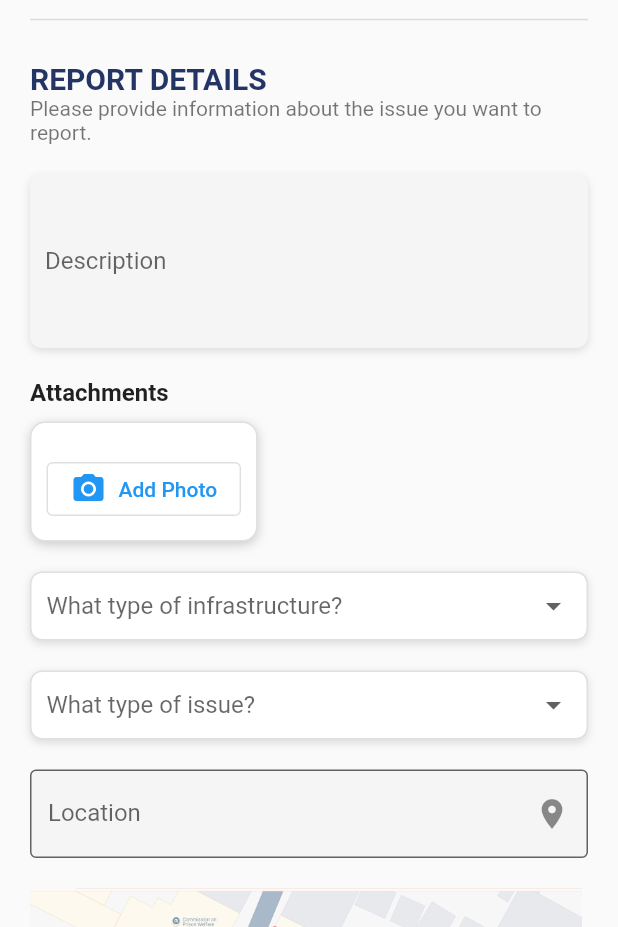
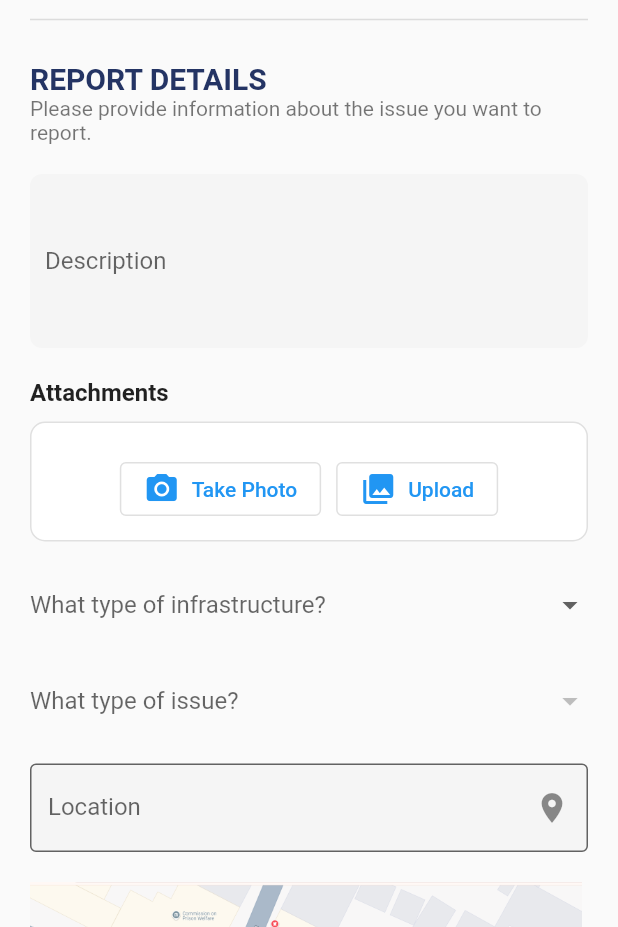
Before and after one commit to jelomiranda/CIPHIR-Mobile-App, a Flutter app: the Report screen opened directly, on a phone screen of 412 x 824 dp, the part 309-1236 px from its top. Run offline on Flutter 3.47's test engine with Material 2 defaults, Android fonts, the phone set to English and light mode, and no system bars; our stand-ins replace fluttertoast, image_picker.

Commit message:
feature: upload images backend

```diff
--- a/lib/main.dart
+++ b/lib/main.dart
@@ -1,4 +1,5 @@
 import 'package:ciphir_mobile/screens/camera.dart';
+import 'package:ciphir_mobile/screens/home.dart';
 import 'package:ciphir_mobile/screens/login.dart';
 import 'package:ciphir_mobile/screens/profile.dart';
 import 'package:flutter/material.dart';
@@ -24,6 +25,7 @@ class MainApp extends StatelessWidget {
         '/profile': (context) =>
             const Profile(), // Named route for profile screen
         '/camera': (context) => const Camera(),
+         '/home': (context) => Home(),
       },
       initialRoute: '/login', // Set the initial route to the login screen
     );
--- a/lib/screens/profile.dart
+++ b/lib/screens/profile.dart
@@ -26,6 +26,8 @@ class _ProfileState extends State<Profile> {
     _contactController =
         TextEditingController(text: userData['contactNumber'] ?? '');
     _username = userData['username'] ?? '';
+
+    print("output${userData}");
   }
 
   @override
--- a/lib/screens/report.dart
+++ b/lib/screens/report.dart
@@ -1,13 +1,14 @@
 import 'package:flutter/material.dart';
-import 'dart:io'; // For handling File
-import 'package:http/http.dart' as http;
-import 'dart:convert'; // For encoding JSON
-import 'package:ciphir_mobile/backend/LoginService.dart';
-
-
+import 'dart:convert';
+import 'dart:io';
+import 'package:image_picker/image_picker.dart';
+import 'package:path/path.dart' as path;
+import 'package:fluttertoast/fluttertoast.dart';
+import 'package:ciphir_mobile/backend/data_service.dart'; // Import the infrastructure and issue lists
+import 'package:ciphir_mobile/backend/LoginService.dart'; // For accessing currentUser
 
 class Report extends StatefulWidget {
-  final String? imagePath; // Add the image path from the camera
+  final String? imagePath;
 
   const Report({Key? key, this.imagePath}) : super(key: key);
 
@@ -16,83 +17,89 @@ class Report extends StatefulWidget {
 }
 
 class _ReportState extends State<Report> {
- @override
-
-
   TextEditingController _descriptionController = TextEditingController();
-  String? _selectedIssueType;
-  String? _selectedInfrastructureType;
+  String? _selectedInfrastructure;
+  int? _selectedIssue;
+  List<Map<String, dynamic>> _availableIssues = [];
   String _location = 'Choose location on the map...';
-
-  int? _selectedIssueId;
-  int? _selectedInfrastructureId;
-
-  List<Map<String, dynamic>> issueTypes = [
-    {'id': 1, 'type': 'Pothole'},
-    {'id': 2, 'type': 'Cracked Pavement'},
-    {'id': 3, 'type': 'Flooding'},
-    {'id': 4, 'type': 'Faded Lane Marking'},
-    {'id': 5, 'type': 'Broken or Damaged Signage'}
-  ];
-
-  List<Map<String, dynamic>> infrastructureTypes = [
-    {'id': 1, 'type': 'Roads'},
-    {'id': 2, 'type': 'Railways'},
-    {'id': 3, 'type': 'Public Transit System'},
-    {'id': 4, 'type': 'Electric Grids'},
-    {'id': 5, 'type': 'Pipelines'}
-  ];
-
-  String? _imagePath; // Create a new mutable variable for imagePath
+  File? _imageFile; // For the selected image
 
   @override
   void initState() {
     super.initState();
-     print("Current User Data: ${currentUser.toString()}");
-    _imagePath = widget.imagePath; // Initialize the imagePath
   }
 
-  // Function to submit the form data
-  Future<void> submitForm() async {
-    // Check if all fields are filled in
-    if (_selectedIssueId == null || _selectedInfrastructureId == null || _descriptionController.text.isEmpty || _location.isEmpty) {
-      ScaffoldMessenger.of(context).showSnackBar(SnackBar(content: Text("Please fill in all the fields")));
-      return;
+  // Method to fetch issues when infrastructure is selected
+  void _fetchIssuesForInfrastructure(int infrastructureId) {
+    setState(() {
+      _availableIssues = getIssuesForInfrastructure(infrastructureId);
+      _selectedIssue = null; // Reset the issue when infrastructure changes
+    });
   }
 
-    // Prepare the form data
-    Map<String, dynamic> formData = {
-      'resident_id': currentUser['resident_id'], // Placeholder for the current logged-in resident ID
-      'issue_id': _selectedIssueId,
-      'infrastructure_id': _selectedInfrastructureId,
+  // Method to take a photo using the camera
+  Future<void> _takePhoto() async {
+    final pickedFile = await ImagePicker().pickImage(source: ImageSource.camera);
+    setState(() {
+      if (pickedFile != null) {
+        _imageFile = File(pickedFile.path);
+      }
+    });
+  }
+
+  // Method to pick an image from the gallery
+  Future<void> _pickImage() async {
+    final pickedFile = await ImagePicker().pickImage(source: ImageSource.gallery);
+    setState(() {
+      if (pickedFile != null) {
+        _imageFile = File(pickedFile.path);
+      }
+    });
+  }
+
+  // Convert the image to Base64
+  Future<String?> _convertImageToBase64(File? imageFile) async {
+    if (imageFile == null) return null;
+    List<int> imageBytes = await imageFile.readAsBytes();
+    return base64Encode(imageBytes);
+  }
+
+  // Method to submit the report
+  void _submitReport() async {
+    String? base64Image = await _convertImageToBase64(_imageFile);
+
+    if (_selectedInfrastructure != null && _selectedIssue != null) {
+      final data = {
+        'resident_id': currentUser['resident_id'],
+        'infrastructure_id': int.parse(_selectedInfrastructure!), // Convert to int
+        'issue_id': _selectedIssue, // Already int
         'description': _descriptionController.text,
-      'reportDateTime': DateTime.now().toIso8601String(),
-      'reportPhoto': _imagePath != null ? File(_imagePath!).path.split('/').last : '', // Example file path processing
         'reportLocation': _location,
-      'reportStatus': 'Pending',
-      'priorityLevel': 'Medium', // You can adjust this based on user input
+        'reportPhoto': base64Image, // Pass the base64 image if available
       };
 
-    try {
-      var response = await http.post(
-        Uri.parse('https://darkgoldenrod-goose-321756.hostingersite.com/report_issue.php'),
-        headers: {"Content-Type": "application/json"},
-        body: jsonEncode(formData),
+      final response = await DataService.submitReport(data);
+
+      if (response['status'] == 'success') {
+        // Show the toast when the report is successfully submitted
+        Fluttertoast.showToast(
+          msg: "Report successfully submitted!",
+          toastLength: Toast.LENGTH_SHORT,
+          gravity: ToastGravity.BOTTOM,
+          timeInSecForIosWeb: 1,
+          backgroundColor: Colors.green,
+          textColor: Colors.white,
+          fontSize: 16.0,
         );
 
-      if (response.statusCode == 200) {
-        var jsonResponse = jsonDecode(response.body);
-        if (jsonResponse['status'] == 'success') {
-          ScaffoldMessenger.of(context).showSnackBar(SnackBar(content: Text("Report submitted successfully")));
+        // Navigate back to home.dart
+        Navigator.pushNamed(context, '/home');
       } else {
-          ScaffoldMessenger.of(context).showSnackBar(SnackBar(content: Text("Failed to submit report")));
+        // Handle failure
+        print('Failed to submit report');
       }
     } else {
-        ScaffoldMessenger.of(context).showSnackBar(SnackBar(content: Text("Error submitting report")));
-      }
-    } catch (e) {
-      print(e);
-      ScaffoldMessenger.of(context).showSnackBar(SnackBar(content: Text("Error occurred: $e")));
+      print('Please select infrastructure and issue type');
     }
   }
 
@@ -116,12 +123,11 @@ class _ReportState extends State<Report> {
           child: Column(
             crossAxisAlignment: CrossAxisAlignment.start,
             children: [
-              // Move the logo here instead of the AppBar
               Center(
                 child: Image.asset(
                   'assets/images/ciphir_logo2.png',
-                  height: 150, // Set height to 150 as per your requirement
-                  fit: BoxFit.contain, // Ensures the image fits properly
+                  height: 150,
+                  fit: BoxFit.contain,
                 ),
               ),
               const SizedBox(height: 5),
@@ -140,19 +146,11 @@ class _ReportState extends State<Report> {
                 style: TextStyle(fontSize: 14, color: Colors.black54),
               ),
               const SizedBox(height: 20),
-              // Description Box
               Container(
                 padding: const EdgeInsets.symmetric(horizontal: 10),
                 decoration: BoxDecoration(
                   color: Colors.grey[100],
                   borderRadius: BorderRadius.circular(8),
-                  boxShadow: [
-                    BoxShadow(
-                      color: Colors.black12,
-                      blurRadius: 4,
-                      offset: Offset(0, 2),
-                    ),
-                  ],
                 ),
                 child: TextField(
                   controller: _descriptionController,
@@ -165,7 +163,6 @@ class _ReportState extends State<Report> {
                 ),
               ),
               const SizedBox(height: 20),
-              // Attachments Section with updated style
               const Text(
                 'Attachments',
                 style: TextStyle(fontSize: 16, fontWeight: FontWeight.bold),
@@ -177,21 +174,14 @@ class _ReportState extends State<Report> {
                   border: Border.all(color: Colors.grey.shade300),
                   borderRadius: BorderRadius.circular(10),
                   color: Colors.white,
-                  boxShadow: [
-                    BoxShadow(
-                      color: Colors.grey.withOpacity(0.5),
-                      blurRadius: 5,
-                      offset: const Offset(0, 2),
-                    ),
-                  ],
                 ),
                 child: Column(
                   children: [
-                    if (_imagePath != null)
+                    if (_imageFile != null)
                       Row(
                         children: [
                           Image.file(
-                            File(_imagePath!),
+                            _imageFile!,
                             height: 60,
                             width: 60,
                             fit: BoxFit.cover,
@@ -199,111 +189,55 @@ class _ReportState extends State<Report> {
                           const SizedBox(width: 10),
                           Expanded(
                             child: Text(
-                              'IMG_492.jpg', // You can replace this with the actual file name
+                              path.basename(_imageFile!.path), // Show the file name
                               style: const TextStyle(fontSize: 14),
                             ),
                           ),
                           IconButton(
                             icon: const Icon(Icons.cancel, color: Colors.red),
                             onPressed: () {
-                              // Remove the attached image
                               setState(() {
-                                _imagePath = null;
+                                _imageFile = null;
                               });
                             },
                           ),
                         ],
                       ),
                     const SizedBox(height: 10),
+                    Row(
+                      mainAxisAlignment: MainAxisAlignment.center,
+                      children: [
                         OutlinedButton.icon(
-                      onPressed: () {
-                        // Navigate to camera to add photo
-                        Navigator.pushNamed(context, '/camera');
-                      },
+                          onPressed: _takePhoto,
                           icon: const Icon(Icons.camera_alt),
-                      label: const Text('Add Photo'),
+                          label: const Text('Take Photo'),
+                        ),
+                        const SizedBox(width: 10),
+                        OutlinedButton.icon(
+                          onPressed: _pickImage,
+                          icon: const Icon(Icons.photo_library),
+                          label: const Text('Upload'),
+                        ),
+                      ],
                     ),
                   ],
                 ),
               ),
               const SizedBox(height: 20),
               // Dropdown for Infrastructure Type
-              Container(
-                padding: const EdgeInsets.symmetric(horizontal: 10),
-                decoration: BoxDecoration(
-                  color: Colors.white,
-                  border: Border.all(color: Colors.grey.shade300),
-                  borderRadius: BorderRadius.circular(8),
-                  boxShadow: [
-                    BoxShadow(
-                      color: Colors.black12,
-                      blurRadius: 4,
-                      offset: Offset(0, 2),
-                    ),
-                  ],
-                ),
-                child: DropdownButtonFormField<Map<String, dynamic>>(
-                  value: _selectedInfrastructureId != null
-                      ? infrastructureTypes.firstWhere(
-                          (element) => element['id'] == _selectedInfrastructureId,
-                          orElse: () => infrastructureTypes[0],
-                        )
-                      : null,
+              DropdownButtonFormField<String>(
+                value: _selectedInfrastructure,
                 hint: const Text('What type of infrastructure?'),
-                  items: infrastructureTypes.map((Map<String, dynamic> type) {
-                    return DropdownMenuItem<Map<String, dynamic>>(
-                      value: type,
-                      child: Text(type['type']),
+                items: infrastructureTypes.map((infrastructure) {
+                  return DropdownMenuItem<String>(
+                    value: infrastructure['infrastructure_id'].toString(),
+                    child: Text(infrastructure['infrastructure_type']),
                   );
                 }).toList(),
-                  onChanged: (Map<String, dynamic>? value) {
+                onChanged: (String? value) {
                   setState(() {
-                      _selectedInfrastructureType = value!['type'];
-                      _selectedInfrastructureId = value['id'];
-                    });
-                  },
-                  decoration: const InputDecoration(
-                    border: InputBorder.none,
-                    isDense: true, // Adds more padding around the text
-                    contentPadding: EdgeInsets.symmetric(vertical: 10),
-                  ),
-                  icon: const Icon(Icons.arrow_drop_down),
-                ),
-              ),
-              const SizedBox(height: 20),
-              // Dropdown for Issue Type
-              Container(
-                padding: const EdgeInsets.symmetric(horizontal: 10),
-                decoration: BoxDecoration(
-                  color: Colors.white,
-                  border: Border.all(color: Colors.grey.shade300),
-                  borderRadius: BorderRadius.circular(8),
-                  boxShadow: [
-                    BoxShadow(
-                      color: Colors.black12,
-                      blurRadius: 4,
-                      offset: Offset(0, 2),
-                    ),
-                  ],
-                ),
-                child: DropdownButtonFormField<Map<String, dynamic>>(
-                  value: _selectedIssueId != null
-                      ? issueTypes.firstWhere(
-                          (element) => element['id'] == _selectedIssueId,
-                          orElse: () => issueTypes[0],
-                        )
-                      : null,
-                  hint: const Text('What type of issue?'),
-                  items: issueTypes.map((Map<String, dynamic> type) {
-                    return DropdownMenuItem<Map<String, dynamic>>(
-                      value: type,
-                      child: Text(type['type']),
-                    );
-                  }).toList(),
-                  onChanged: (Map<String, dynamic>? value) {
-                    setState(() {
-                      _selectedIssueType = value!['type'];
-                      _selectedIssueId = value['id'];
+                    _selectedInfrastructure = value;
+                    _fetchIssuesForInfrastructure(int.parse(value!));
                   });
                 },
                 decoration: const InputDecoration(
@@ -313,9 +247,30 @@ class _ReportState extends State<Report> {
                 ),
                 icon: const Icon(Icons.arrow_drop_down),
               ),
+              const SizedBox(height: 20),
+              // Dropdown for Issue Type
+              DropdownButtonFormField<int>(
+                value: _selectedIssue,
+                hint: const Text('What type of issue?'),
+                items: _availableIssues.map((issue) {
+                  return DropdownMenuItem<int>(
+                    value: issue['issue_id'],
+                    child: Text(issue['issue_type']),
+                  );
+                }).toList(),
+                onChanged: (int? value) {
+                  setState(() {
+                    _selectedIssue = value;
+                  });
+                },
+                decoration: const InputDecoration(
+                  border: InputBorder.none,
+                  isDense: true,
+                  contentPadding: EdgeInsets.symmetric(vertical: 10),
+                ),
+                icon: const Icon(Icons.arrow_drop_down),
               ),
               const SizedBox(height: 20),
-              // Location Field
               TextFormField(
                 decoration: InputDecoration(
                   border: const OutlineInputBorder(),
@@ -326,35 +281,26 @@ class _ReportState extends State<Report> {
                   fillColor: Colors.grey[100],
                 ),
                 onTap: () {
-                  // Open a map or location picker (You need to implement this separately)
+                  // Open a map or location picker (optional)
                 },
               ),
               const SizedBox(height: 20),
-              // Map Placeholder (You would use a Google Map plugin here)
               Image.asset(
-                'assets/images/map_placeholder.png', // Dummy image for a map
+                'assets/images/map_placeholder.png',
                 height: 200,
               ),
               const SizedBox(height: 20),
-              // Submit Button
               Center(
                 child: ElevatedButton(
-                  onPressed: () {
-                    // Handle the submission logic here
-                    submitForm(); // Call the submit form function
-                  },
+                  onPressed: _submitReport,
                   style: ElevatedButton.styleFrom(
                     backgroundColor: Colors.black,
-                    padding: const EdgeInsets.symmetric(
-                        horizontal: 50, vertical: 15),
+                    padding: const EdgeInsets.symmetric(horizontal: 50, vertical: 15),
                     shape: RoundedRectangleBorder(
                       borderRadius: BorderRadius.circular(10),
                     ),
                   ),
-                  child: const Text(
-                    'SUBMIT',
-                    style: TextStyle(color: Colors.white),
-                  ),
+                  child: const Text('SUBMIT', style: TextStyle(color: Colors.white)),
                 ),
               ),
             ],
--- a/pubspec.yaml
+++ b/pubspec.yaml
@@ -11,8 +11,9 @@ dependencies:
   flutter:
     sdk: flutter
   mysql_client: ^0.0.27
-  http: ^0.13.3
   fluttertoast: ^8.2.1
+  http: ^1.2.2
+
 
 dev_dependencies:
   flutter_test:
```
Also changed, not shown: lib/backend/data_service.dart (added, +121 -0 lines), lib/backend/report_service.dart (added, +61 -0 lines). Lines whose indentation alone changed are shown as unchanged.
